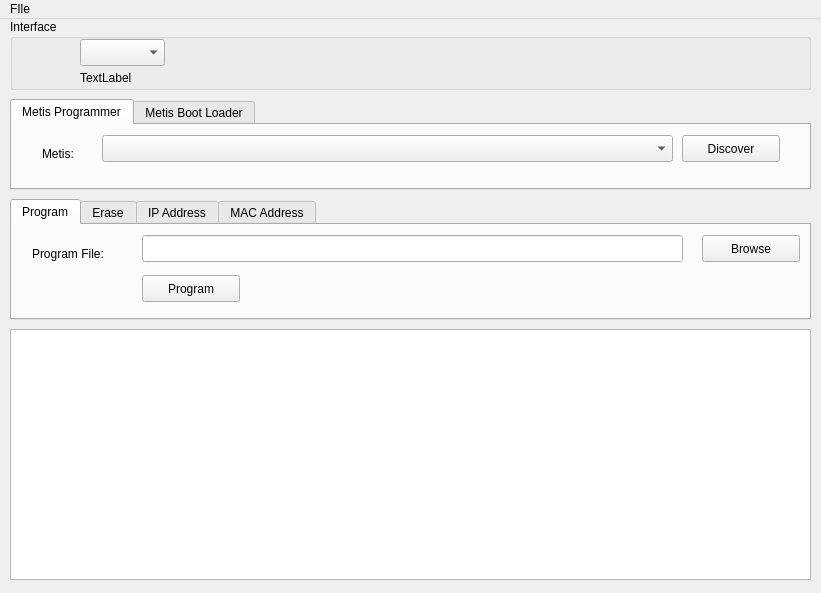
The window that trunk/src/HPSDRProgrammer/mainwindow.ui (8cH9azbsFifZ/ghpsdr3) describes before a commit, drawn with Qt 5.
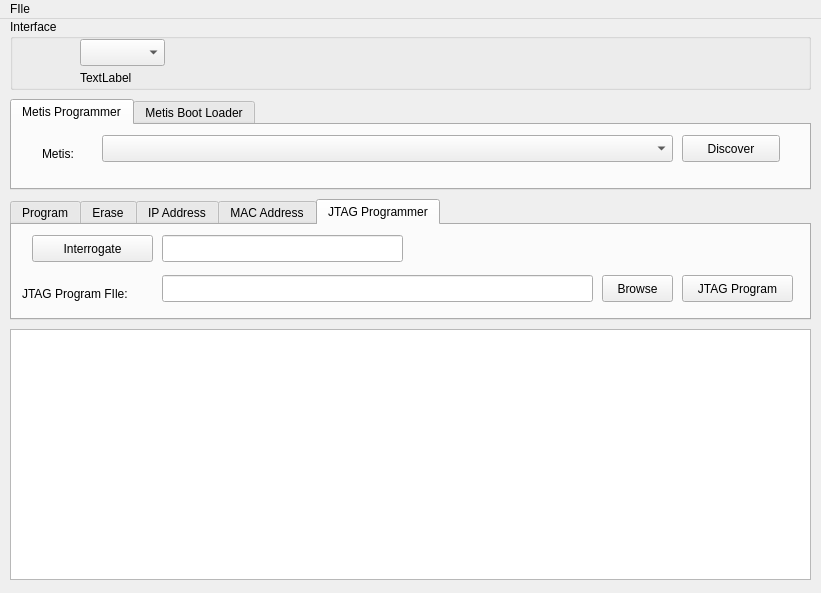
The same window after the commit. The open tabs and pages were chosen to show the change.

```diff
--- a/trunk/src/HPSDRProgrammer/mainwindow.ui
+++ b/trunk/src/HPSDRProgrammer/mainwindow.ui
@@ -334,6 +334,83 @@
       </property>
      </widget>
     </widget>
+    <widget class="QWidget" name="tab">
+     <attribute name="title">
+      <string>JTAG Programmer</string>
+     </attribute>
+     <widget class="QPushButton" name="interrogatePushButton">
+      <property name="geometry">
+       <rect>
+        <x>20</x>
+        <y>10</y>
+        <width>121</width>
+        <height>27</height>
+       </rect>
+      </property>
+      <property name="text">
+       <string>Interrogate</string>
+      </property>
+     </widget>
+     <widget class="QLineEdit" name="jtagLineEdit">
+      <property name="geometry">
+       <rect>
+        <x>150</x>
+        <y>10</y>
+        <width>241</width>
+        <height>27</height>
+       </rect>
+      </property>
+     </widget>
+     <widget class="QLabel" name="label">
+      <property name="geometry">
+       <rect>
+        <x>10</x>
+        <y>60</y>
+        <width>131</width>
+        <height>17</height>
+       </rect>
+      </property>
+      <property name="text">
+       <string>JTAG Program FIle:</string>
+      </property>
+     </widget>
+     <widget class="QLineEdit" name="jtagProgramLineEdit">
+      <property name="geometry">
+       <rect>
+        <x>150</x>
+        <y>50</y>
+        <width>431</width>
+        <height>27</height>
+       </rect>
+      </property>
+     </widget>
+     <widget class="QPushButton" name="jtagBrowsePushButton">
+      <property name="geometry">
+       <rect>
+        <x>590</x>
+        <y>50</y>
+        <width>71</width>
+        <height>27</height>
+       </rect>
+      </property>
+      <property name="text">
+       <string>Browse</string>
+      </property>
+     </widget>
+     <widget class="QPushButton" name="jtagProgramPushButton">
+      <property name="geometry">
+       <rect>
+        <x>670</x>
+        <y>50</y>
+        <width>111</width>
+        <height>27</height>
+       </rect>
+      </property>
+      <property name="text">
+       <string>JTAG Program</string>
+      </property>
+     </widget>
+    </widget>
    </widget>
    <widget class="QListWidget" name="statusListWidget">
     <property name="geometry">
```
Left out of the diff: 2 changed lines with no effect on the pictures.
